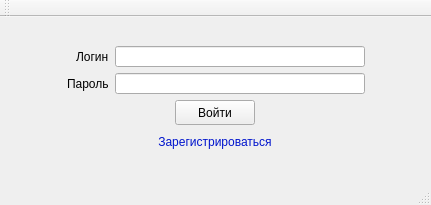
The window that form/LoginWindow.ui (glimb-developers-team/Glimb) describes before a commit, drawn with Qt 5.
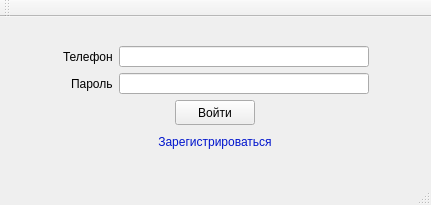
The same window after the commit.

Commit message: Chanched login on phone number in login window

```diff
--- a/form/LoginWindow.ui
+++ b/form/LoginWindow.ui
@@ -80,7 +80,7 @@
       <item row="0" column="1" alignment="Qt::AlignRight">
        <widget class="QLabel" name="label_login">
         <property name="text">
-         <string>Логин</string>
+         <string>Телефон</string>
         </property>
        </widget>
       </item>
```
The commit also changes 1 other file.
